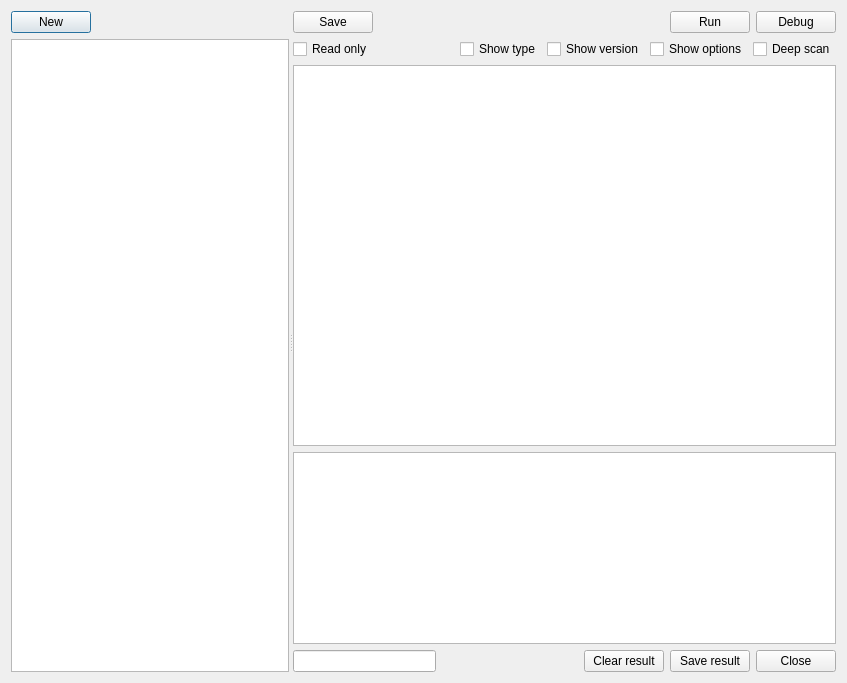
horsicq/die_widget, file dialogsignatures.ui: the form before one commit.
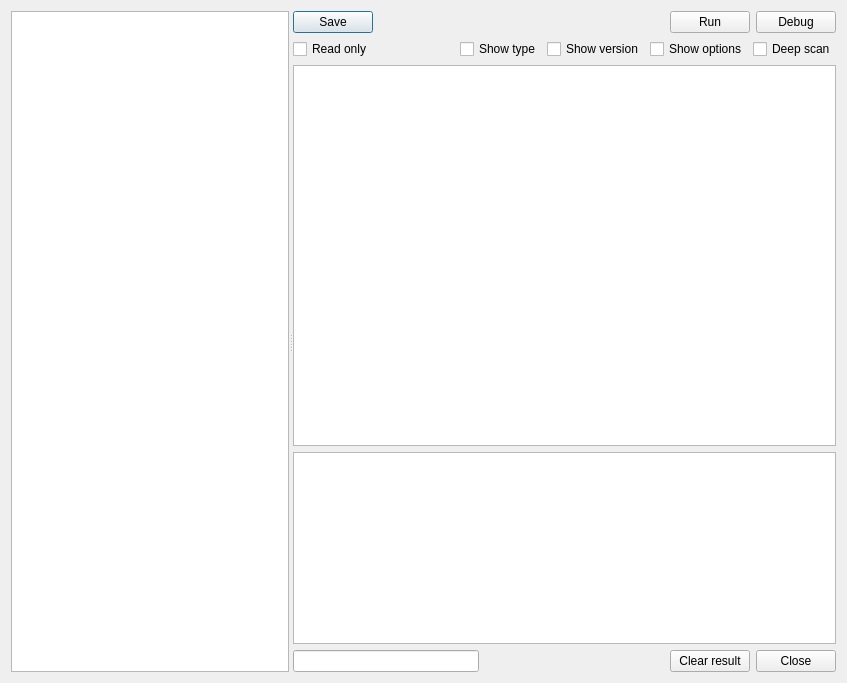
The form after the commit. Custom widgets are drawn as their Qt base class.

```diff
--- a/dialogsignatures.ui
+++ b/dialogsignatures.ui
@@ -33,30 +33,6 @@
        </size>
       </property>
       <layout class="QVBoxLayout" name="verticalLayout_2">
-       <item>
-        <layout class="QHBoxLayout" name="horizontalLayout_2">
-         <item>
-          <widget class="QPushButton" name="pushButtonNew">
-           <property name="text">
-            <string>New</string>
-           </property>
-          </widget>
-         </item>
-         <item>
-          <spacer name="horizontalSpacer_2">
-           <property name="orientation">
-            <enum>Qt::Horizontal</enum>
-           </property>
-           <property name="sizeHint" stdset="0">
-            <size>
-             <width>40</width>
-             <height>20</height>
-            </size>
-           </property>
-          </spacer>
-         </item>
-        </layout>
-       </item>
        <item>
         <widget class="QTreeWidget" name="treeWidgetSignatures">
          <property name="editTriggers">
@@ -214,13 +190,6 @@
            </property>
           </widget>
          </item>
-         <item>
-          <widget class="QPushButton" name="pushButtonSaveResult">
-           <property name="text">
-            <string>Save result</string>
-           </property>
-          </widget>
-         </item>
          <item>
           <widget class="QPushButton" name="pushButtonClose">
            <property name="text">
```
